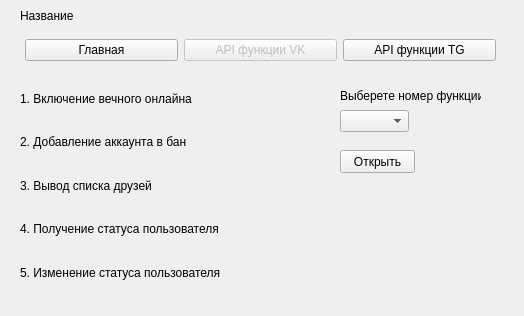
AlisMori/API_project, file vk_api.ui: the form before one commit.
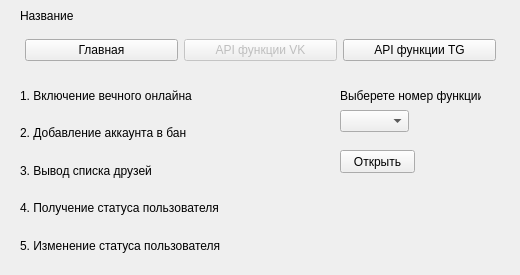
The form after the commit.

```diff
--- a/vk_api.ui
+++ b/vk_api.ui
@@ -6,8 +6,8 @@
    <rect>
     <x>0</x>
     <y>0</y>
-    <width>524</width>
-    <height>316</height>
+    <width>520</width>
+    <height>275</height>
    </rect>
   </property>
   <property name="windowTitle">
@@ -83,7 +83,7 @@
      <x>20</x>
      <y>80</y>
      <width>291</width>
-     <height>211</height>
+     <height>181</height>
     </rect>
    </property>
    <layout class="QVBoxLayout" name="verticalLayout">
```
